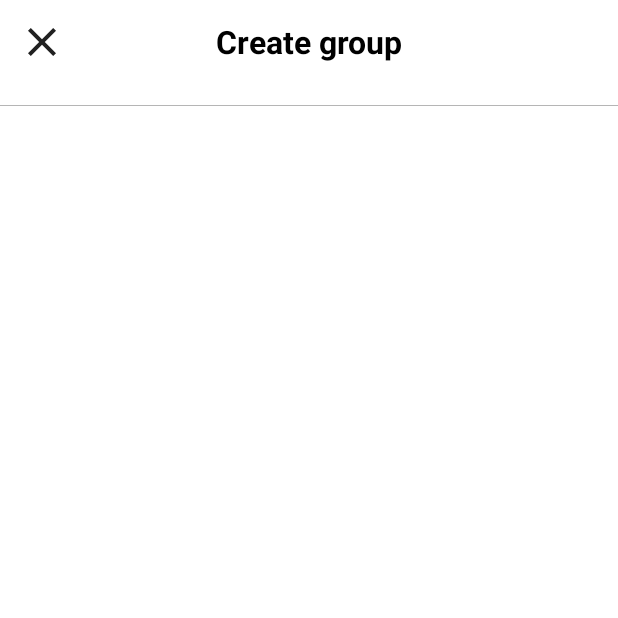
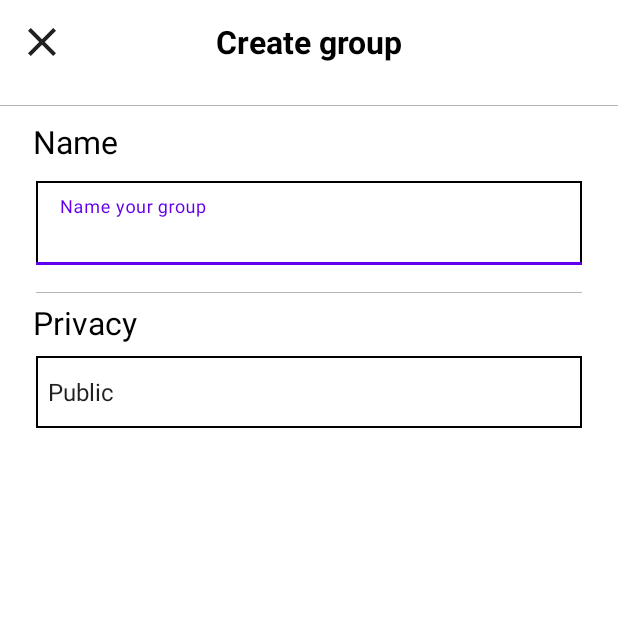
Before and after one commit to contug/G-UP, an Android app: the CreateGroupActivity screen opened directly, with no data from a screen before it, on a phone screen of 412 x 824 dp, the top half of it. Run offline under Robolectric (Android 15) with nearby library versions, the phone set to English and light mode, and no system bars.

Commit message:
Add Create Group Layout

```diff
--- a/app/src/main/res/layout/activity_create_group.xml
+++ b/app/src/main/res/layout/activity_create_group.xml
@@ -44,5 +44,72 @@
         app:layout_constraintStart_toStartOf="parent"
         app:layout_constraintTop_toTopOf="@id/toolbar_create_group" />
 
+    <TextView
+        android:id="@+id/textView"
+        android:layout_width="wrap_content"
+        android:layout_height="wrap_content"
+        android:layout_marginStart="22dp"
+        android:text="@string/name"
+        android:textColor="@color/black"
+        android:textSize="21sp"
+        app:layout_constraintStart_toStartOf="parent"
+        app:layout_constraintTop_toBottomOf="@+id/toolbar_create_group" />
+
+    <com.google.android.material.textfield.TextInputLayout
+        android:id="@+id/textInputLayout"
+        android:layout_width="wrap_content"
+        android:layout_height="wrap_content"
+        android:layout_marginTop="12dp"
+        app:boxBackgroundColor="@color/white"
+        app:layout_constraintEnd_toEndOf="parent"
+        app:layout_constraintStart_toStartOf="parent"
+        app:layout_constraintTop_toBottomOf="@+id/textView">
+
+        <com.google.android.material.textfield.TextInputEditText
+            android:layout_width="364dp"
+            android:layout_height="wrap_content"
+            android:background="@drawable/home_fragment_preview_details_shape_background"
+            android:hint="@string/name_group" />
+
+    </com.google.android.material.textfield.TextInputLayout>
+
+    <View
+        android:id="@+id/view2"
+        android:layout_width="match_parent"
+        android:layout_height="0.5dp"
+        android:layout_marginStart="24dp"
+        android:layout_marginTop="18dp"
+        android:layout_marginEnd="24dp"
+        android:background="#B5B5B5"
+        app:layout_constraintEnd_toEndOf="parent"
+        app:layout_constraintStart_toStartOf="parent"
+        app:layout_constraintTop_toBottomOf="@+id/textInputLayout" />
+
+    <TextView
+        android:id="@+id/textView6"
+        android:layout_width="wrap_content"
+        android:layout_height="wrap_content"
+        android:layout_marginStart="22dp"
+        android:layout_marginTop="5dp"
+        android:text="@string/privacy"
+        android:textColor="@color/black"
+        android:textSize="21sp"
+        app:layout_constraintStart_toStartOf="parent"
+        app:layout_constraintTop_toBottomOf="@+id/view2" />
+
+    <Spinner
+        android:id="@+id/spinner"
+        android:layout_width="364dp"
+        android:layout_height="wrap_content"
+        android:layout_marginTop="8dp"
+        android:background="@drawable/home_fragment_preview_details_shape_background"
+        android:entries="@array/privacy_array"
+        android:minWidth="364dp"
+        android:minHeight="48dp"
+        android:spinnerMode="dialog"
+        app:layout_constraintEnd_toEndOf="parent"
+        app:layout_constraintStart_toStartOf="parent"
+        app:layout_constraintTop_toBottomOf="@+id/textView6" />
+
 
 </androidx.constraintlayout.widget.ConstraintLayout>
--- a/app/src/main/res/values/strings.xml
+++ b/app/src/main/res/values/strings.xml
@@ -3,7 +3,7 @@
     <string name="home" translatable="false">Home</string>
     <string name="browse" translatable="false">Browse</string>
     <string name="account" translatable="false">Account</string>
-    <!-- TODO: Remove or change this placeholder text -->
+
     <string name="hello_blank_fragment">Hello blank fragment</string>
     <string name="add_group">Add Group</string>
     <string name="created_groups">Groups you manage</string>
@@ -11,4 +11,14 @@
     <string name="my_activities">My activities</string>
     <string name="create_group">Create group</string>
     <string name="back">Back</string>
+    <string name="name">Name</string>
+    <string name="privacy">Privacy</string>
+
+    <string-array name="privacy_array">
+        <item>@string/public_group</item>
+        <item>@string/private_group</item>
+    </string-array>
+    <string name="public_group">Public</string>
+    <string name="private_group">Private</string>
+    <string name="name_group">Name your group</string>
 </resources>
```
